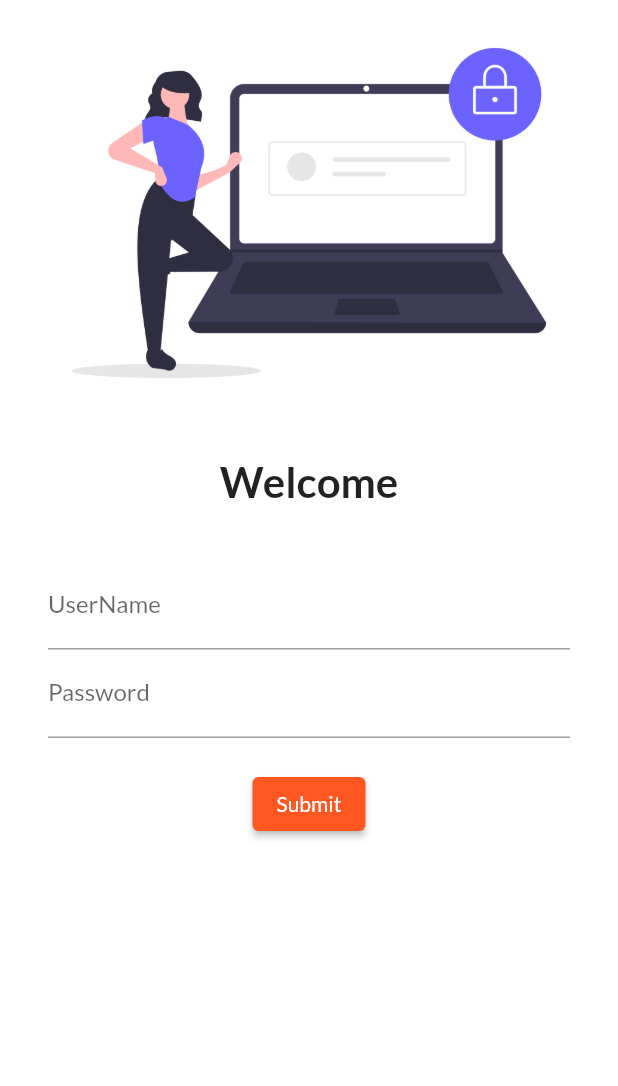
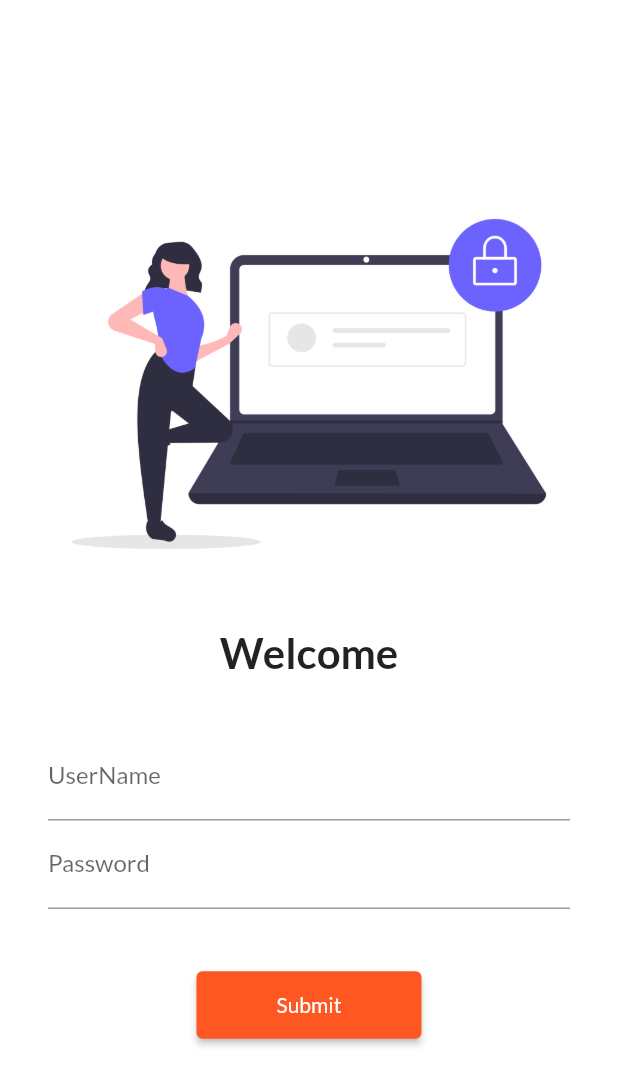
Before and after one commit to shakivhussain/FlutterApp, a Flutter app: the screen it shows after launch, on a phone screen of 412 x 824 dp. Shown: the top 1086 px of the screen. Run offline on Flutter 3.47's test engine with Material 2 defaults, Android fonts, the phone set to English and light mode, and no system bars; our stand-ins replace google_fonts.

Commit message:
Day5 Completed

```diff
--- a/lib/main.dart
+++ b/lib/main.dart
@@ -1,6 +1,7 @@
 import 'package:flutter/material.dart';
 import 'package:flutter_application_1/pages/home_page.dart';
 import 'package:flutter_application_1/pages/login_page.dart';
+import 'package:flutter_application_1/utills/routes.dart';
 import 'package:google_fonts/google_fonts.dart';
 
 void main(List<String> args) {
@@ -15,17 +16,18 @@ class MyApp extends StatelessWidget {
 
     return MaterialApp(
       themeMode: ThemeMode.light,
+      debugShowCheckedModeBanner: false, // will remove the denug text from the corner side
       theme: ThemeData(
           primarySwatch: Colors.deepOrange,
           fontFamily: GoogleFonts.lato().fontFamily),
       darkTheme: ThemeData(
         brightness: Brightness.dark,
       ),
-      initialRoute: "/home", // set custom page
+      initialRoute: "/", // set custom page
       routes: {
-        "/": (context) => HomePage(), // default route ( intent )
-        "/home": (context) => LoginPage(),
-        "/login": (context) => LoginPage()
+        "/": (context) => LoginPage(), // default route ( intent )
+        MyRoutes.homeRoutes: (context) => HomePage(),
+        MyRoutes.loginRoutes: (context) => LoginPage()
       },
     );
   }
--- a/lib/pages/login_page.dart
+++ b/lib/pages/login_page.dart
@@ -1,4 +1,5 @@
 import 'package:flutter/material.dart';
+import 'package:flutter_application_1/utills/routes.dart';
 
 class LoginPage extends StatelessWidget {
   const LoginPage({Key? key}) : super(key: key);
@@ -8,6 +9,7 @@ class LoginPage extends StatelessWidget {
     return Material(
       color: Colors.white,
       child: Center(
+        child: SingleChildScrollView(
           child: Column(
             children: [
               Image.asset(
@@ -25,7 +27,8 @@ class LoginPage extends StatelessWidget {
                 height: 20,
               ),
               Padding(
-              padding: const EdgeInsets.symmetric(vertical: 16, horizontal: 32),
+                padding:
+                    const EdgeInsets.symmetric(vertical: 16, horizontal: 32),
                 child: Column(
                   children: [
                     TextFormField(
@@ -39,15 +42,15 @@ class LoginPage extends StatelessWidget {
                           hintText: " Enter the Password",
                           label: Text("Password")),
                     ),
-                  SizedBox(
-                    height: 20,
+                    const SizedBox(
+                      height: 40,
                     ),
                     ElevatedButton(
                       onPressed: () {
-                      print("Clicked");
+                        Navigator.pushNamed(context, MyRoutes.homeRoutes);
                       },
                       child: const Text("Submit"),
-                    style: TextButton.styleFrom(),
+                      style: TextButton.styleFrom(minimumSize: Size(150, 45)),
                     )
                   ],
                 ),
@@ -55,6 +58,7 @@ class LoginPage extends StatelessWidget {
             ],
           ),
         ),
+      ),
     );
   }
 }
--- /dev/null
+++ b/lib/utills/routes.dart
@@ -0,0 +1,5 @@
+class MyRoutes {
+  static String loginRoutes = "/login";
+  static String homeRoutes = "/home";
+
+}
```
Lines whose indentation alone changed are shown as unchanged.
